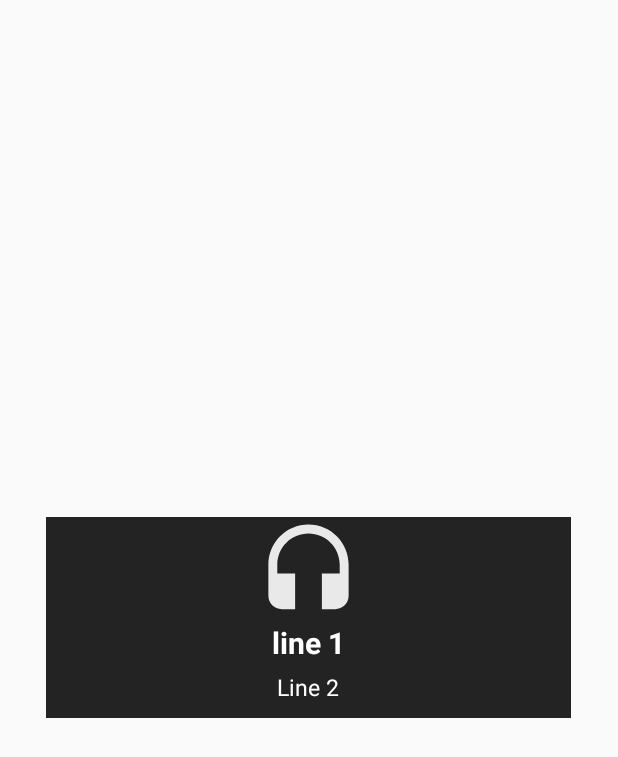
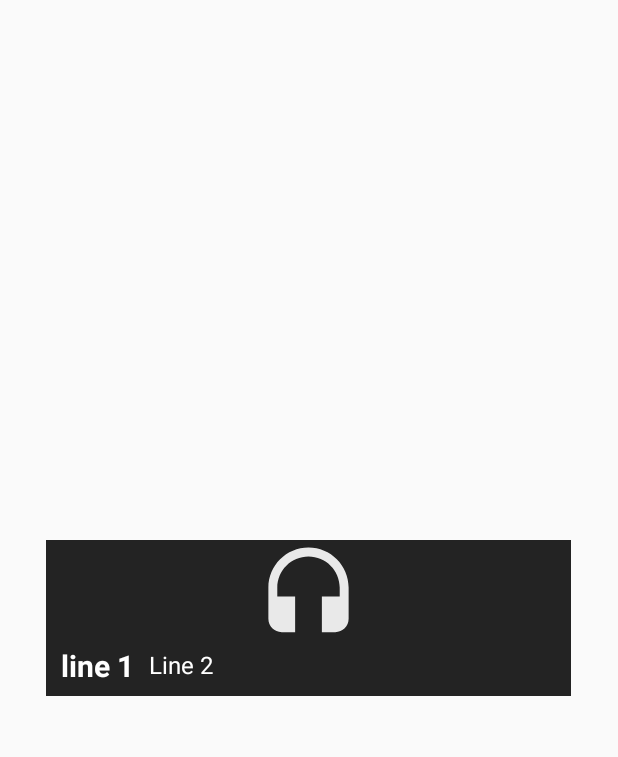
Before and after one commit to Baceg/Ochrona, an Android app: the layout item_dialog.xml on its own in the app's theme, with its tools: preview values and no code run, on a phone screen of 412 x 824 dp. Shown: the top 757 px of the screen. Run offline under Robolectric (Android 15) with nearby library versions, the phone set to English and light mode, and no system bars.

Commit message:
nom działa dialog fajnie

```diff
--- a/app/build.gradle
+++ b/app/build.gradle
@@ -26,6 +26,7 @@
     implementation 'com.android.support:recyclerview-v7:28.0.0'
     implementation 'com.android.support:cardview-v7:28.0.0'
     implementation 'org.jsoup:jsoup:1.11.1'
+    implementation 'com.jjoe64:graphview:4.2.2'
     testImplementation 'junit:junit:4.12'
     androidTestImplementation 'com.android.support.test:runner:1.0.2'
     androidTestImplementation 'com.android.support.test.espresso:espresso-core:3.0.2'
--- a/app/src/main/java/com/example/ochronasuchu/RecyclerAdapter.java
+++ b/app/src/main/java/com/example/ochronasuchu/RecyclerAdapter.java
@@ -81,7 +81,7 @@
         if (clickedItem.getTyp().equals("N")) {
             dialog_image_1.setImageResource(R.drawable.ic_headset_white_24dp);
         } else {
-            dialog_image_1.setImageResource(R.drawable.ic_hearing_black_24dp);
+            dialog_image_1.setImageResource(R.drawable.ic_hearing_white_24dp);
         }
 
 
--- a/app/src/main/res/layout/item_dialog.xml
+++ b/app/src/main/res/layout/item_dialog.xml
@@ -21,12 +21,16 @@
         android:orientation="vertical"
         android:gravity="center_horizontal">
 
+        <RelativeLayout
+            android:layout_width="match_parent"
+            android:layout_height="wrap_content">
 
             <TextView
                 android:id="@+id/textView7"
                 android:layout_width="wrap_content"
                 android:layout_height="wrap_content"
                 android:layout_marginTop="70dp"
+                android:layout_marginLeft="10dp"
                 android:text="line 1"
                 android:textColor="@android:color/white"
                 android:textSize="20sp"
@@ -34,15 +38,18 @@
 
             <TextView
                 android:id="@+id/textView8"
-            android:layout_width="wrap_content"
+                android:layout_width="match_parent"
                 android:layout_height="wrap_content"
-
-            android:layout_marginTop="5dp"
+                android:layout_toRightOf="@id/textView7"
+                android:layout_marginLeft="10dp"
+                android:layout_marginTop="72dp"
                 android:layout_marginBottom="10dp"
                 android:text="Line 2"
+                android:textColor="@android:color/white"
+                android:textSize="16dp" />
 
-            android:textColor="@android:color/white"
-            android:textSize="15sp" />
+        </RelativeLayout>
+
 
 
     </LinearLayout>
```
Also changed, not shown: app/src/main/java/com/example/ochronasuchu/BazaFragment.java (+0 -8 lines), app/src/main/java/com/example/ochronasuchu/MojeFragment.java (+0 -7 lines), app/src/main/res/drawable/ic_hearing_white_24dp.xml (added, +9 -0 lines). Lines whose indentation alone changed are shown as unchanged.
